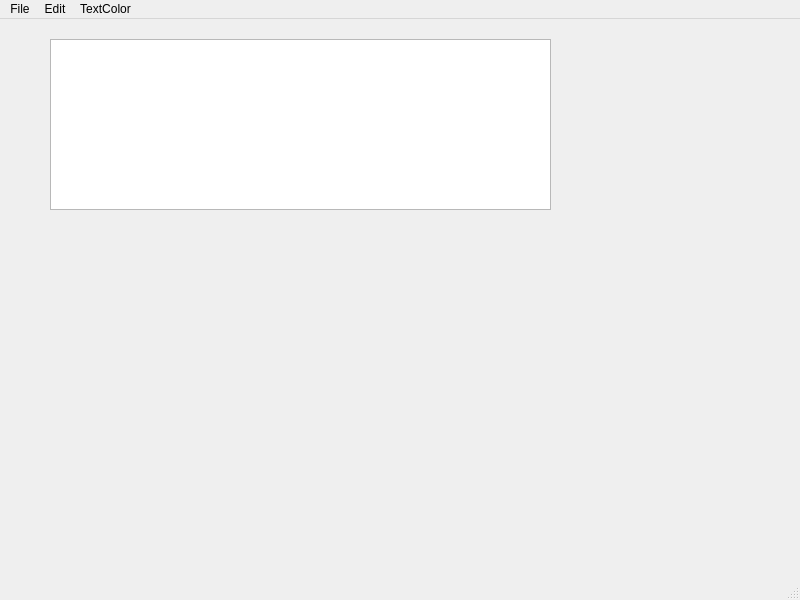
Before: the Qt Designer form Notepad/notepad.ui in Anna122233234/NG_2022_Notebook_project, drawn with Qt 5.
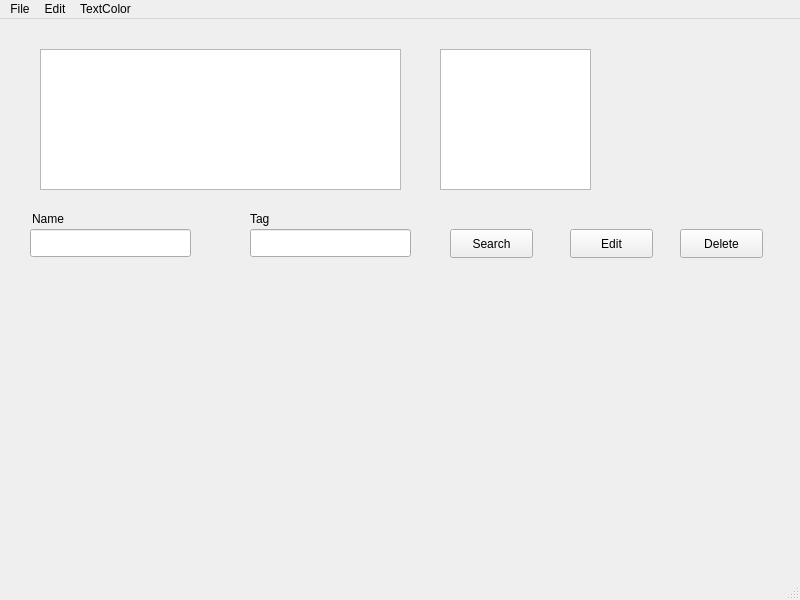
After: the same form once the commit is applied. Icons and pictures are not drawn.

Commit message: added buttons to searching for files by tags

Diff of the .ui file:
```diff
--- a/Notepad/notepad.ui
+++ b/Notepad/notepad.ui
@@ -14,20 +14,110 @@
    <string>Notepad</string>
   </property>
   <widget class="QWidget" name="centralwidget">
-   <widget class="QWidget" name="verticalLayoutWidget">
+   <widget class="QTextEdit" name="TextWindow">
     <property name="geometry">
      <rect>
-      <x>50</x>
-      <y>20</y>
-      <width>501</width>
-      <height>171</height>
+      <x>40</x>
+      <y>30</y>
+      <width>361</width>
+      <height>141</height>
      </rect>
     </property>
-    <layout class="QVBoxLayout" name="verticalLayout">
-     <item>
-      <widget class="QTextEdit" name="TextWindow"/>
-     </item>
-    </layout>
+   </widget>
+   <widget class="QLineEdit" name="Name">
+    <property name="geometry">
+     <rect>
+      <x>30</x>
+      <y>210</y>
+      <width>161</width>
+      <height>28</height>
+     </rect>
+    </property>
+   </widget>
+   <widget class="QLineEdit" name="Tag">
+    <property name="geometry">
+     <rect>
+      <x>250</x>
+      <y>210</y>
+      <width>161</width>
+      <height>28</height>
+     </rect>
+    </property>
+   </widget>
+   <widget class="QListWidget" name="listWidget">
+    <property name="geometry">
+     <rect>
+      <x>440</x>
+      <y>30</y>
+      <width>151</width>
+      <height>141</height>
+     </rect>
+    </property>
+   </widget>
+   <widget class="QPushButton" name="Edit">
+    <property name="geometry">
+     <rect>
+      <x>570</x>
+      <y>210</y>
+      <width>83</width>
+      <height>29</height>
+     </rect>
+    </property>
+    <property name="text">
+     <string>Edit</string>
+    </property>
+   </widget>
+   <widget class="QPushButton" name="Delete">
+    <property name="geometry">
+     <rect>
+      <x>680</x>
+      <y>210</y>
+      <width>83</width>
+      <height>29</height>
+     </rect>
+    </property>
+    <property name="text">
+     <string>Delete</string>
+    </property>
+   </widget>
+   <widget class="QPushButton" name="Search">
+    <property name="geometry">
+     <rect>
+      <x>450</x>
+      <y>210</y>
+      <width>83</width>
+      <height>29</height>
+     </rect>
+    </property>
+    <property name="text">
+     <string>Search</string>
+    </property>
+   </widget>
+   <widget class="QLabel" name="label">
+    <property name="geometry">
+     <rect>
+      <x>32</x>
+      <y>190</y>
+      <width>161</width>
+      <height>20</height>
+     </rect>
+    </property>
+    <property name="text">
+     <string>Name</string>
+    </property>
+   </widget>
+   <widget class="QLabel" name="label_2">
+    <property name="geometry">
+     <rect>
+      <x>250</x>
+      <y>190</y>
+      <width>63</width>
+      <height>20</height>
+     </rect>
+    </property>
+    <property name="text">
+     <string>Tag</string>
+    </property>
    </widget>
   </widget>
   <widget class="QMenuBar" name="menubar">
```
Left out of the diff: 48 changed lines with no effect on the pictures.
